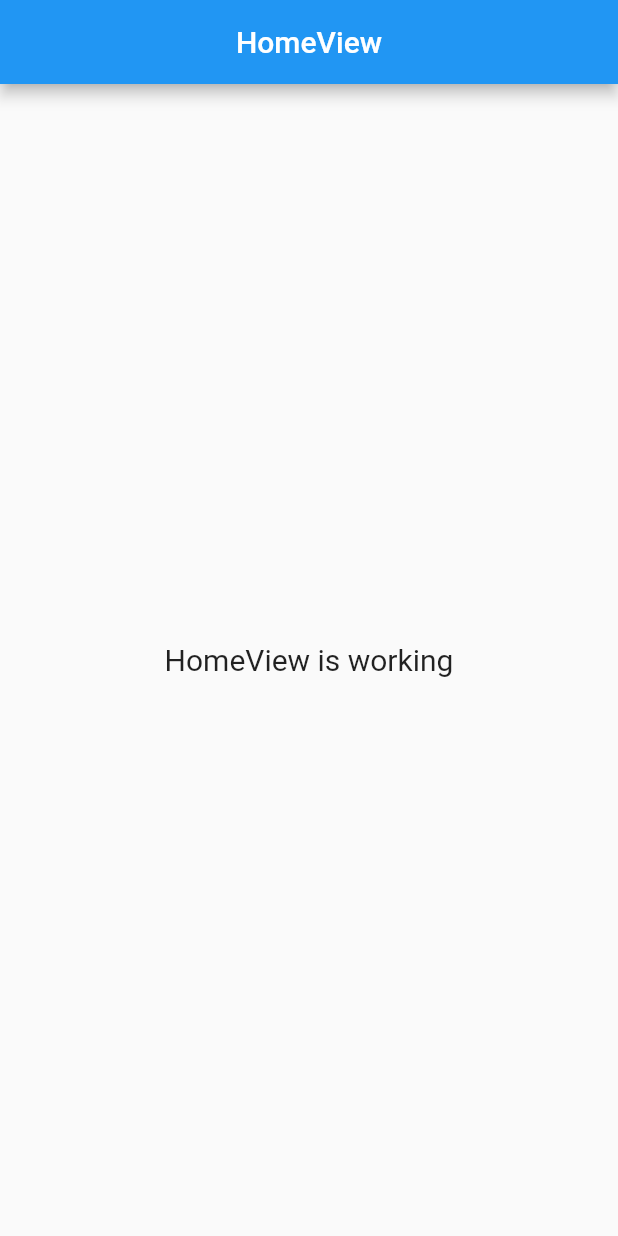
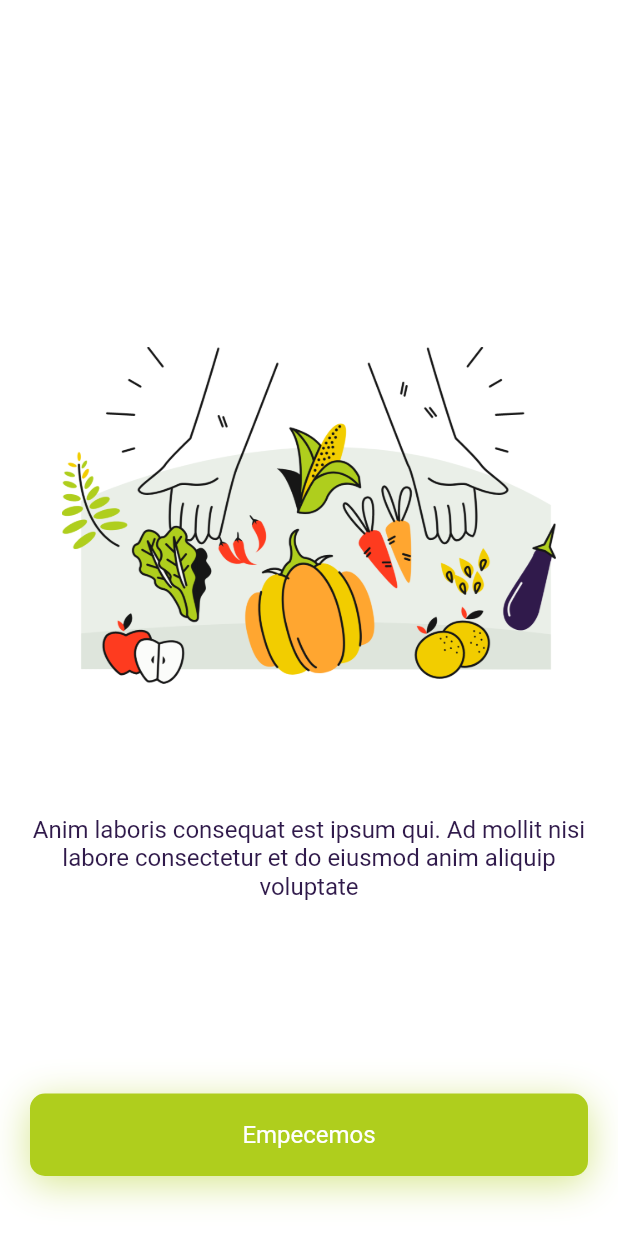
Before and after one commit to InmortalRegis/agro_app, a Flutter app: the screen it shows after launch, on a phone screen of 412 x 824 dp. Run offline on Flutter 3.47's test engine with Material 2 defaults, Android fonts, the phone set to English and light mode, and no system bars; our stand-ins replace get, styled_widget.

Commit message:
✨ (onboarding): onboarding screen

```diff
--- a/analysis_options.yaml
+++ b/analysis_options.yaml
@@ -1,3 +1,5 @@
 include: package:lints/recommended.yaml
 linter:
   rules:
+    prefer_function_declarations_over_variables: false
+    constant_identifier_names: false
--- /dev/null
+++ b/lib/app/core/utils/helpers.dart
@@ -0,0 +1,5 @@
+import 'package:flutter/foundation.dart';
+
+String path(str) {
+  return (kIsWeb) ? str : 'assets/$str';
+}
--- /dev/null
+++ b/lib/app/core/values/app_colors.dart
@@ -0,0 +1,13 @@
+import 'package:flutter/material.dart';
+
+class AppColors {
+  const AppColors._();
+
+  static const Color kPrimaryColor = Color(0xFFAFCE1D);
+  static const Color parsley = Color(0xFF155231);
+  static const Color valhalla = Color(0xFF301A4B);
+  static const Color goblin = Color(0xFF3D764B);
+  static const Color seashell = Color(0xFFF1F1F1);
+  static const Color periwinkle = Color(0xFFC6D4FF);
+  static const Color sunshade = Color(0xFFFFA630);
+}
--- /dev/null
+++ b/lib/app/global_widgets/app_button.dart
@@ -0,0 +1,46 @@
+import 'package:agro_app/app/core/values/app_colors.dart';
+import 'package:flutter/material.dart';
+import 'package:styled_widget/styled_widget.dart';
+
+class AppButton extends StatefulWidget {
+  final Function()? onTab;
+  final Widget child;
+  AppButton({Key? key, this.onTab, required this.child}) : super(key: key);
+
+  @override
+  State<AppButton> createState() => _AppButtonState();
+}
+
+class _AppButtonState extends State<AppButton> {
+  bool _isPressed = false;
+  @override
+  Widget build(BuildContext context) {
+    var screenSize = MediaQuery.of(context).size;
+
+    final button = ({required Widget child}) => Styled.widget(child: child)
+        .padding(all: 10.0)
+        .alignment(Alignment.center)
+        .ripple()
+        .clipRRect(all: 10.0)
+        .decorated(
+            color: AppColors.kPrimaryColor,
+            borderRadius: BorderRadius.circular(10.0),
+            boxShadow: [
+              BoxShadow(
+                color:
+                    AppColors.kPrimaryColor.withOpacity(_isPressed ? 0 : 0.5),
+                blurRadius: 21,
+                offset: Offset(0, 5),
+              )
+            ])
+        .constrained(height: 55.0, width: screenSize.width)
+        .gestures(
+          onTap: widget.onTab,
+          onTapChange: (tapStatus) => setState(() => _isPressed = tapStatus),
+        )
+        .scale(all: _isPressed ? 0.95 : 1.0, animate: true)
+        .animate(Duration(milliseconds: 150), Curves.easeOut);
+
+    return button(child: widget.child);
+  }
+}
--- /dev/null
+++ b/lib/app/modules/onboard/views/onboard_view.dart
@@ -0,0 +1,71 @@
+import 'package:agro_app/app/core/utils/helpers.dart';
+import 'package:agro_app/app/core/values/app_colors.dart';
+import 'package:agro_app/app/global_widgets/app_button.dart';
+import 'package:flutter/material.dart';
+
+import 'package:get/get.dart';
+
+import '../controllers/onboard_controller.dart';
+
+class OnboardView extends GetView<OnboardController> {
+  @override
+  Widget build(BuildContext context) {
+    final _size = MediaQuery.of(context).size;
+    return Scaffold(
+      body: Container(
+        color: Colors.white,
+        padding: EdgeInsets.all(20.0),
+        child: Column(
+          children: [
+            SizedBox(height: _size.height * 0.15),
+            Expanded(
+              child: PageView.builder(
+                scrollDirection: Axis.horizontal,
+                controller: controller.pageController,
+                onPageChanged: controller.onPageChanged,
+                itemCount: controller.images.length,
+                itemBuilder: (ctx, i) => Column(
+                  children: [
+                    Image(
+                      height: 400.0,
+                      width: MediaQuery.of(context).size.width * 0.8,
+                      image: AssetImage(
+                        path(
+                          controller.images[i],
+                        ),
+                      ),
+                    ),
+                    Text(
+                      '''Anim laboris consequat est ipsum qui. Ad mollit nisi labore consectetur et do eiusmod anim aliquip voluptate''',
+                      textAlign: TextAlign.center,
+                      style: TextStyle(
+                        fontSize: 16.0,
+                        color: AppColors.valhalla,
+                        decoration: TextDecoration.none,
+                      ),
+                    ),
+                  ],
+                ),
+              ),
+            ),
+            AppButton(
+              child: Text(
+                'Empecemos',
+                textAlign: TextAlign.center,
+                style: TextStyle(
+                  fontSize: 16.0,
+                  color: Colors.white,
+                  decoration: TextDecoration.none,
+                ),
+              ),
+              onTab: () {
+                controller.letsBegin();
+              },
+            ),
+            SizedBox(height: 20.0),
+          ],
+        ),
+      ),
+    );
+  }
+}
--- a/lib/app/routes/app_routes.dart
+++ b/lib/app/routes/app_routes.dart
@@ -5,8 +5,10 @@ abstract class Routes {
   Routes._();
 
   static const HOME = _Paths.HOME;
+  static const ONBOARD = _Paths.ONBOARD;
 }
 
 abstract class _Paths {
   static const HOME = '/home';
+  static const ONBOARD = '/onboard';
 }
--- a/pubspec.yaml
+++ b/pubspec.yaml
@@ -3,11 +3,12 @@ version: 1.0.0+1
 publish_to: none
 description: A new Flutter project.
 environment:
-  sdk: '>=2.12.0 <3.0.0'
+  sdk: ">=2.12.0 <3.0.0"
 
 dependencies:
   cupertino_icons: ^1.0.2
   get: 4.3.8
+  styled_widget: 0.4.0+3
   flutter:
     sdk: flutter
 
@@ -18,4 +19,6 @@ dev_dependencies:
     sdk: flutter
 
 flutter:
+  assets:
+    - assets/img/splash/
   uses-material-design: true
```
Also changed, not shown: lib/app/modules/home/controllers/home_controller.dart (+2 -5 lines), lib/app/modules/onboard/bindings/onboard_binding.dart (added, +12 -0 lines), lib/app/modules/onboard/controllers/onboard_controller.dart (added, +51 -0 lines), lib/app/routes/app_pages.dart (+8 -1 lines), assets/img/splash/fruits-vegetables.png (added), assets/img/splash/maintenance.png (added), pubspec.lock.
